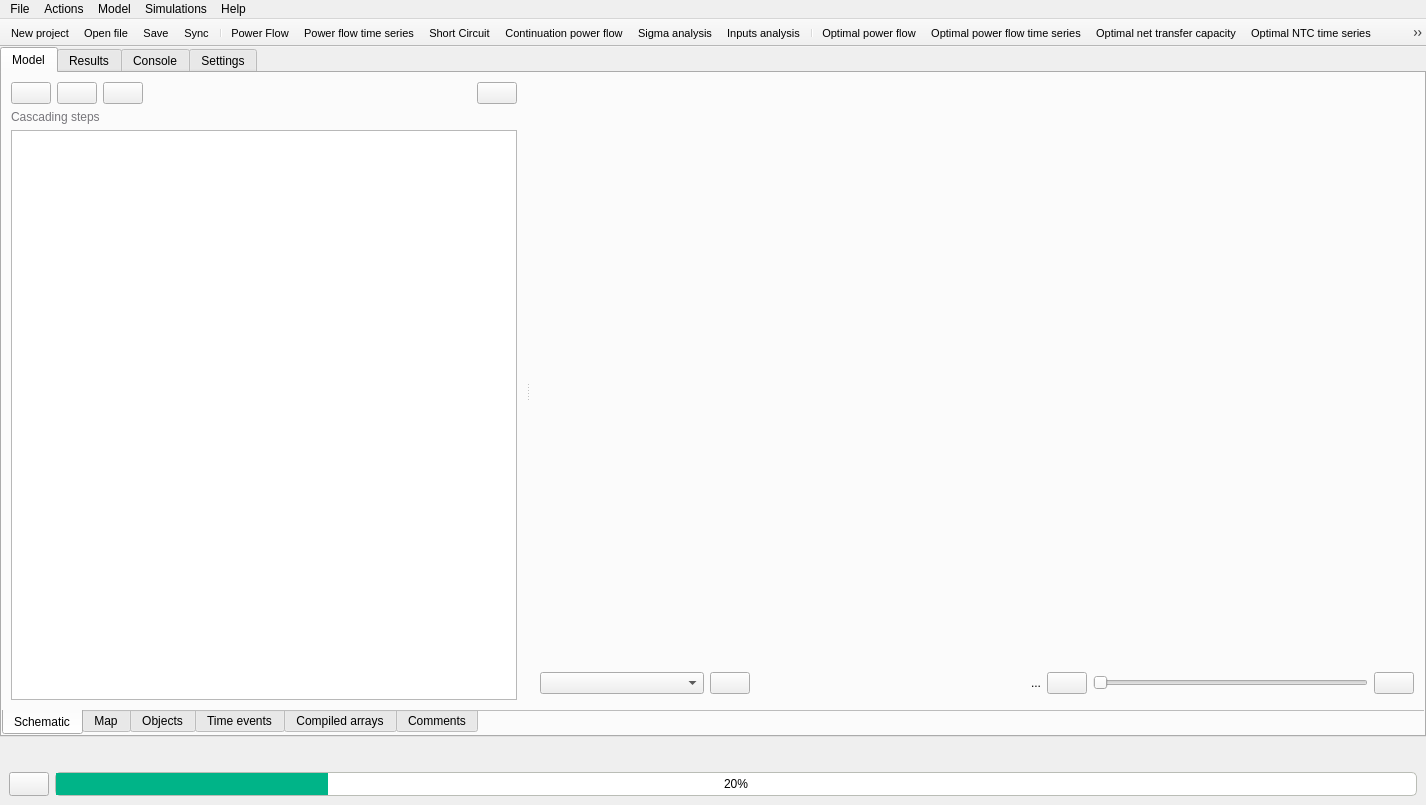
First picture: the form in src/GridCal/Gui/Main/MainWindow.ui, repository SanPen/GridCal, before the edit.
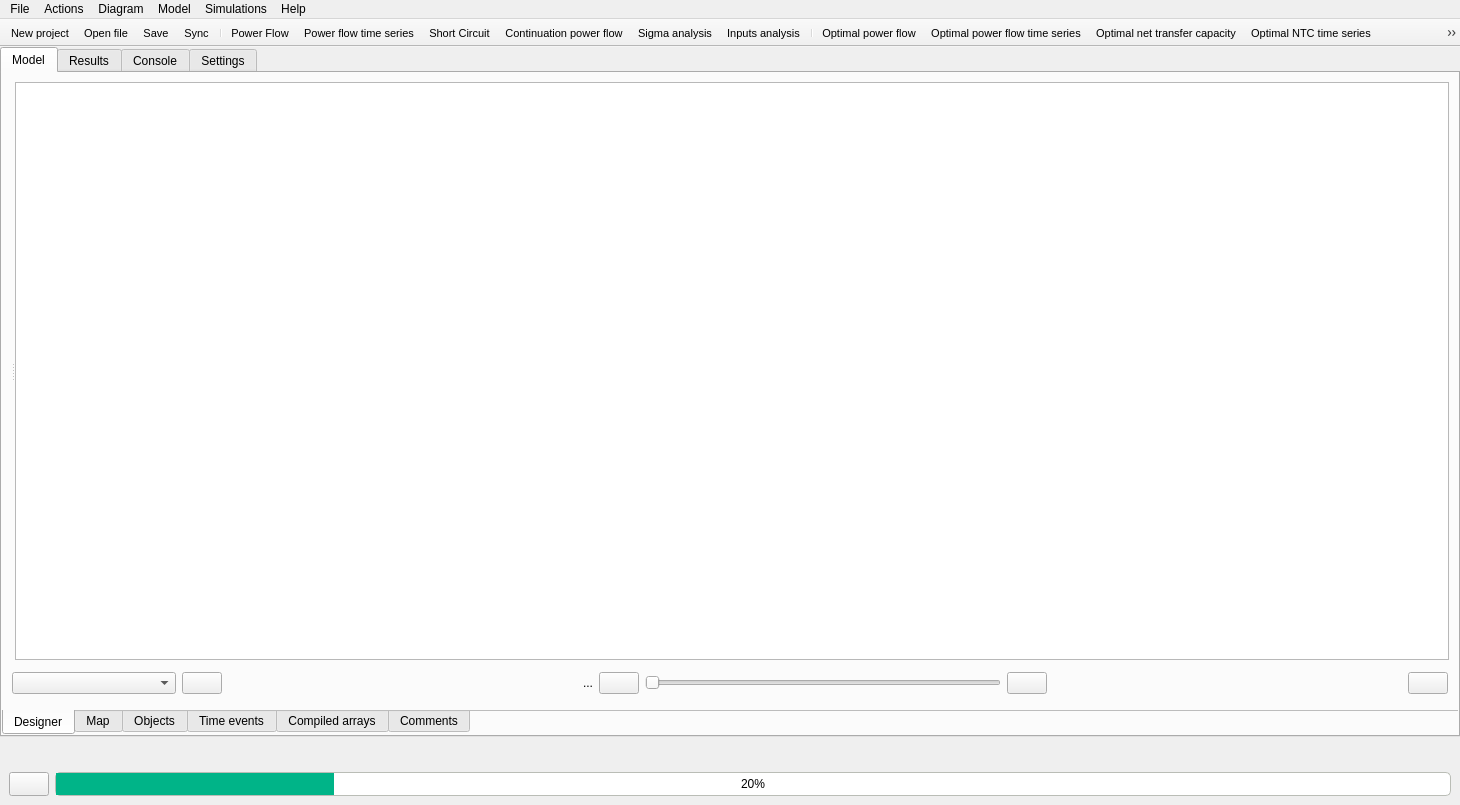
Second picture: the form after the edit. Icons and pictures are not drawn.

Commit message: Separated the cascading GUI

Patch:
```diff
--- a/src/GridCal/Gui/Main/MainWindow.ui
+++ b/src/GridCal/Gui/Main/MainWindow.ui
@@ -6,7 +6,7 @@
    <rect>
     <x>0</x>
     <y>0</y>
-    <width>1426</width>
+    <width>1460</width>
     <height>805</height>
    </rect>
   </property>
@@ -113,9 +113,9 @@
              <normaloff>:/Icons/icons/schematic.svg</normaloff>:/Icons/icons/schematic.svg</iconset>
            </attribute>
            <attribute name="title">
-            <string>Schematic</string>
+            <string>Designer</string>
            </attribute>
-           <layout class="QHBoxLayout" name="horizontalLayout_5">
+           <layout class="QVBoxLayout" name="verticalLayout_30">
             <property name="leftMargin">
              <number>0</number>
             </property>
@@ -129,202 +129,27 @@
              <number>0</number>
             </property>
             <item>
-             <widget class="QSplitter" name="cascade_grid_splitter">
-              <property name="orientation">
-               <enum>Qt::Horizontal</enum>
+             <widget class="QFrame" name="frame_6">
+              <property name="frameShape">
+               <enum>QFrame::NoFrame</enum>
               </property>
-              <widget class="QFrame" name="cascade_menu">
-               <property name="frameShape">
-                <enum>QFrame::NoFrame</enum>
-               </property>
-               <property name="frameShadow">
-                <enum>QFrame::Raised</enum>
-               </property>
-               <layout class="QVBoxLayout" name="verticalLayout_3">
-                <property name="leftMargin">
-                 <number>0</number>
-                </property>
-                <property name="topMargin">
-                 <number>0</number>
-                </property>
-                <property name="rightMargin">
-                 <number>0</number>
-                </property>
-                <property name="bottomMargin">
-                 <number>0</number>
-                </property>
-                <item>
-                 <layout class="QVBoxLayout" name="verticalLayout_2">
-                  <item>
-                   <widget class="QFrame" name="frame_10">
-                    <property name="frameShape">
-                     <enum>QFrame::NoFrame</enum>
-                    </property>
-                    <property name="frameShadow">
-                     <enum>QFrame::Raised</enum>
-                    </property>
-                    <layout class="QVBoxLayout" name="verticalLayout_5">
-                     <item>
-                      <widget class="QFrame" name="frame_11">
-                       <property name="frameShape">
-                        <enum>QFrame::NoFrame</enum>
-                       </property>
-                       <property name="frameShadow">
-                        <enum>QFrame::Raised</enum>
-                       </property>
-                       <layout class="QHBoxLayout" name="horizontalLayout_3">
-                        <property name="leftMargin">
-                         <number>0</number>
-                        </property>
-                        <property name="topMargin">
-                         <number>0</number>
-                        </property>
-                        <property name="rightMargin">
-                         <number>0</number>
-                        </property>
-                        <property name="bottomMargin">
-                         <number>0</number>
-                        </property>
-                        <item>
-                         <widget class="QPushButton" name="run_cascade_pushButton">
-                          <property name="toolTip">
-                           <string>Run complete cascading process</string>
-                          </property>
-                          <property name="text">
-                           <string/>
-                          </property>
-                          <property name="icon">
-                           <iconset resource="icons.qrc">
-                            <normaloff>:/Icons/icons/run_cascade.svg</normaloff>:/Icons/icons/run_cascade.svg</iconset>
-                          </property>
-                         </widget>
-                        </item>
-                        <item>
-                         <widget class="QPushButton" name="run_cascade_step_pushButton">
-                          <property name="toolTip">
-                           <string>Run next cascading state</string>
-                          </property>
-                          <property name="text">
-                           <string/>
-                          </property>
-                          <property name="icon">
-                           <iconset resource="icons.qrc">
-                            <normaloff>:/Icons/icons/run_cascade_step.svg</normaloff>:/Icons/icons/run_cascade_step.svg</iconset>
-                          </property>
-                         </widget>
-                        </item>
-                        <item>
-                         <widget class="QPushButton" name="copy_cascade_step_pushButton">
-                          <property name="toolTip">
-                           <string>Copy cascade state to normal grid state</string>
-                          </property>
-                          <property name="text">
-                           <string/>
-                          </property>
-                          <property name="icon">
-                           <iconset resource="icons.qrc">
-                            <normaloff>:/Icons/icons/copy.svg</normaloff>:/Icons/icons/copy.svg</iconset>
-                          </property>
-                         </widget>
-                        </item>
-                        <item>
-                         <spacer name="horizontalSpacer_2">
-                          <property name="orientation">
-                           <enum>Qt::Horizontal</enum>
-                          </property>
-                          <property name="sizeHint" stdset="0">
-                           <size>
-                            <width>40</width>
-                            <height>20</height>
-                           </size>
-                          </property>
-                         </spacer>
-                        </item>
-                        <item>
-                         <widget class="QPushButton" name="clear_cascade_pushButton">
-                          <property name="text">
-                           <string/>
-                          </property>
-                          <property name="icon">
-                           <iconset resource="icons.qrc">
-                            <normaloff>:/Icons/icons/delete.svg</normaloff>:/Icons/icons/delete.svg</iconset>
-                          </property>
-                         </widget>
-                        </item>
-                       </layout>
-                      </widget>
-                     </item>
-                     <item>
-                      <widget class="QLabel" name="label_27">
-                       <property name="palette">
-                        <palette>
-                         <active>
-                          <colorrole role="WindowText">
-                           <brush brushstyle="SolidPattern">
-                            <color alpha="255">
-                             <red>119</red>
-                             <green>118</green>
-                             <blue>123</blue>
-                            </color>
-                           </brush>
-                          </colorrole>
-                         </active>
-                         <inactive>
-                          <colorrole role="WindowText">
-                           <brush brushstyle="SolidPattern">
-                            <color alpha="255">
-                             <red>119</red>
-                             <green>118</green>
-                             <blue>123</blue>
-                            </color>
-                           </brush>
-                          </colorrole>
-                         </inactive>
-                         <disabled>
-                          <colorrole role="WindowText">
-                           <brush brushstyle="SolidPattern">
-                            <color alpha="255">
-                             <red>190</red>
-                             <green>190</green>
-                             <blue>190</blue>
-                            </color>
-                           </brush>
-                          </colorrole>
-                         </disabled>
-                        </palette>
-                       </property>
-                       <property name="text">
-                        <string>Cascading steps</string>
-                       </property>
-                      </widget>
-                     </item>
-                     <item>
-                      <widget class="QTableView" name="cascade_tableView"/>
-                     </item>
-                    </layout>
-                   </widget>
-                  </item>
-                 </layout>
-                </item>
-               </layout>
-              </widget>
-              <widget class="QFrame" name="frame_6">
-               <property name="frameShape">
-                <enum>QFrame::NoFrame</enum>
-               </property>
-               <property name="frameShadow">
-                <enum>QFrame::Raised</enum>
-               </property>
-               <layout class="QVBoxLayout" name="verticalLayout_34">
-                <item>
-                 <widget class="QFrame" name="frame_33">
+              <property name="frameShadow">
+               <enum>QFrame::Raised</enum>
+              </property>
+              <layout class="QVBoxLayout" name="verticalLayout_5">
+               <item>
+                <widget class="QSplitter" name="diagram_selection_splitter">
+                 <property name="orientation">
+                  <enum>Qt::Horizontal</enum>
+                 </property>
+                 <widget class="QFrame" name="frame_10">
                   <property name="frameShape">
                    <enum>QFrame::NoFrame</enum>
                   </property>
                   <property name="frameShadow">
                    <enum>QFrame::Raised</enum>
                   </property>
-                  <layout class="QVBoxLayout" name="verticalLayout_30">
+                  <layout class="QVBoxLayout" name="verticalLayout_3">
                    <property name="leftMargin">
                     <number>0</number>
                    </property>
@@ -342,121 +167,177 @@
                    </item>
                   </layout>
                  </widget>
-                </item>
-                <item>
-                 <widget class="QFrame" name="grid_colouring_frame">
-                  <property name="maximumSize">
-                   <size>
-                    <width>16777215</width>
-                    <height>34</height>
-                   </size>
-                  </property>
+                 <widget class="QFrame" name="diagram_selection_frame">
                   <property name="frameShape">
                    <enum>QFrame::NoFrame</enum>
                   </property>
                   <property name="frameShadow">
                    <enum>QFrame::Raised</enum>
                   </property>
-                  <layout class="QGridLayout" name="gridLayout_20">
+                  <layout class="QVBoxLayout" name="verticalLayout_2">
                    <property name="leftMargin">
-                    <number>1</number>
+                    <number>0</number>
                    </property>
                    <property name="topMargin">
-                    <number>1</number>
+                    <number>0</number>
                    </property>
                    <property name="rightMargin">
-                    <number>1</number>
+                    <number>0</number>
                    </property>
                    <property name="bottomMargin">
-                    <number>1</number>
+                    <number>0</number>
                    </property>
-                   <item row="1" column="1">
-                    <widget class="QComboBox" name="available_results_to_color_comboBox">
-                     <property name="minimumSize">
-                      <size>
-                       <width>164</width>
-                       <height>0</height>
-                      </size>
-                     </property>
+                   <item>
+                    <widget class="QListView" name="diagramsListView">
                      <property name="toolTip">
-                      <string>Available results</string>
-                     </property>
-                    </widget>
-                   </item>
-                   <item row="1" column="6">
-                    <widget class="QPushButton" name="view_previous_simulation_step_pushButton">
-                     <property name="toolTip">
-                      <string>Previous</string>
-                     </property>
-                     <property name="text">
-                      <string/>
-                     </property>
-                     <property name="icon">
-                      <iconset resource="icons.qrc">
-                       <normaloff>:/Icons/icons/prev.svg</normaloff>:/Icons/icons/prev.svg</iconset>
-                     </property>
-                    </widget>
-                   </item>
-                   <item row="1" column="4">
-                    <spacer name="horizontalSpacer_19">
-                     <property name="orientation">
-                      <enum>Qt::Horizontal</enum>
-                     </property>
-                     <property name="sizeHint" stdset="0">
-                      <size>
-                       <width>40</width>
-                       <height>20</height>
-                      </size>
-                     </property>
-                    </spacer>
-                   </item>
-                   <item row="1" column="8">
-                    <widget class="QPushButton" name="view_next_simulation_step_pushButton">
-                     <property name="toolTip">
-                      <string>Next</string>
-                     </property>
-                     <property name="text">
-                      <string/>
-                     </property>
-                     <property name="icon">
-                      <iconset resource="icons.qrc">
-                       <normaloff>:/Icons/icons/next.svg</normaloff>:/Icons/icons/next.svg</iconset>
-                     </property>
-                    </widget>
-                   </item>
-                   <item row="1" column="7">
-                    <widget class="QSlider" name="simulation_results_step_slider">
-                     <property name="orientation">
-                      <enum>Qt::Horizontal</enum>
-                     </property>
-                    </widget>
-                   </item>
-                   <item row="1" column="3">
-                    <widget class="QPushButton" name="colour_results_pushButton">
-                     <property name="toolTip">
-                      <string>Color the grid with the selected study</string>
-                     </property>
-                     <property name="text">
-                      <string/>
-                     </property>
-                     <property name="icon">
-                      <iconset resource="icons.qrc">
-                       <normaloff>:/Icons/icons/color_grid.svg</normaloff>:/Icons/icons/color_grid.svg</iconset>
-                     </property>
-                    </widget>
-                   </item>
-                   <item row="1" column="5">
-                    <widget class="QLabel" name="schematic_step_label">
-                     <property name="text">
-                      <string>...</string>
+                      <string>List of available diagrams</string>
                      </property>
                     </widget>
                    </item>
                   </layout>
                  </widget>
-                </item>
-               </layout>
-              </widget>
+                </widget>
+               </item>
+               <item>
+                <widget class="QFrame" name="grid_colouring_frame">
+                 <property name="maximumSize">
+                  <size>
+                   <width>16777215</width>
+                   <height>34</height>
+                  </size>
+                 </property>
+                 <property name="frameShape">
+                  <enum>QFrame::NoFrame</enum>
+                 </property>
+                 <property name="frameShadow">
+                  <enum>QFrame::Raised</enum>
+                 </property>
+                 <layout class="QGridLayout" name="gridLayout_20">
+                  <property name="leftMargin">
+                   <number>1</number>
+                  </property>
+                  <property name="topMargin">
+                   <number>1</number>
+                  </property>
+                  <property name="rightMargin">
+                   <number>1</number>
+                  </property>
+                  <property name="bottomMargin">
+                   <number>1</number>
+                  </property>
+                  <item row="1" column="4">
+                   <spacer name="horizontalSpacer_19">
+                    <property name="orientation">
+                     <enum>Qt::Horizontal</enum>
+                    </property>
+                    <property name="sizeHint" stdset="0">
+                     <size>
+                      <width>40</width>
+                      <height>20</height>
+                     </size>
+                    </property>
+                   </spacer>
+                  </item>
+                  <item row="1" column="1">
+                   <widget class="QComboBox" name="available_results_to_color_comboBox">
+                    <property name="minimumSize">
+                     <size>
+                      <width>164</width>
+                      <height>0</height>
+                     </size>
+                    </property>
+                    <property name="toolTip">
+                     <string>Available results</string>
+                    </property>
+                   </widget>
+                  </item>
+                  <item row="1" column="8">
+                   <widget class="QPushButton" name="view_next_simulation_step_pushButton">
+                    <property name="toolTip">
+                     <string>Next</string>
+                    </property>
+                    <property name="text">
+                     <string/>
+                    </property>
+                    <property name="icon">
+                     <iconset resource="icons.qrc">
+                      <normaloff>:/Icons/icons/next.svg</normaloff>:/Icons/icons/next.svg</iconset>
+                    </property>
+                   </widget>
+                  </item>
+                  <item row="1" column="7">
+                   <widget class="QSlider" name="simulation_results_step_slider">
+                    <property name="orientation">
+                     <enum>Qt::Horizontal</enum>
+                    </property>
+                   </widget>
+                  </item>
+                  <item row="1" column="3">
+                   <widget class="QPushButton" name="colour_results_pushButton">
+                    <property name="toolTip">
+                     <string>Color the grid with the selected study</string>
+                    </property>
+                    <property name="text">
+                     <string/>
+                    </property>
+                    <property name="icon">
+                     <iconset resource="icons.qrc">
+                      <normaloff>:/Icons/icons/color_grid.svg</normaloff>:/Icons/icons/color_grid.svg</iconset>
+                    </property>
+                   </widget>
+                  </item>
+                  <item row="1" column="5">
+                   <widget class="QLabel" name="schematic_step_label">
+                    <property name="text">
+                     <string>...</string>
+                    </property>
+                   </widget>
+                  </item>
+                  <item row="1" column="9">
+                   <spacer name="horizontalSpacer_2">
+                    <property name="orientation">
+                     <enum>Qt::Horizontal</enum>
+                    </property>
+                    <property name="sizeHint" stdset="0">
+                     <size>
+                      <width>40</width>
+                      <height>20</height>
+                     </size>
+                    </property>
+                   </spacer>
+                  </item>
+                  <item row="1" column="6">
+                   <widget class="QPushButton" name="view_previous_simulation_step_pushButton">
+                    <property name="toolTip">
+                     <string>Previous</string>
+                    </property>
+                    <property name="text">
+                     <string/>
+                    </property>
+                    <property name="icon">
+                     <iconset resource="icons.qrc">
+                      <normaloff>:/Icons/icons/prev.svg</normaloff>:/Icons/icons/prev.svg</iconset>
+                    </property>
+                   </widget>
+                  </item>
+                  <item row="1" column="10">
+                   <widget class="QPushButton" name="remove_diagram_button">
+                    <property name="toolTip">
+                     <string>Remove diagram</string>
+                    </property>
+                    <property name="text">
+                     <string/>
+                    </property>
+                    <property name="icon">
+                     <iconset resource="icons.qrc">
+                      <normaloff>:/Icons/icons/minus.svg</normaloff>:/Icons/icons/minus.svg</iconset>
+                    </property>
+                   </widget>
+                  </item>
+                 </layout>
+                </widget>
+               </item>
+              </layout>
              </widget>
             </item>
            </layout>
@@ -8465,7 +8346,7 @@
     <rect>
      <x>0</x>
      <y>0</y>
-     <width>1426</width>
+     <width>1460</width>
      <height>22</height>
     </rect>
    </property>
@@ -8577,9 +8458,43 @@
     <addaction name="actionLaunch_data_analysis_tool"/>
     <addaction name="separator"/>
     <addaction name="actionDelete_inconsistencies"/>
+    <addaction name="separator"/>
+    <addaction name="actionLaunch_data_analysis_tool"/>
+    <addaction name="separator"/>
+    <addaction name="actionInitialize_contingencies"/>
+    <addaction name="actionAdd_selected_to_contingency"/>
+    <addaction name="actionAdd_selected_as_new_investment"/>
+   </widget>
+   <widget class="QMenu" name="menuDiagrams">
+    <property name="title">
+     <string>Diagram</string>
+    </property>
+    <widget class="QMenu" name="menuSelect_buses_by">
+     <property name="title">
+      <string>Select buses by</string>
+     </property>
+     <property name="icon">
+      <iconset resource="icons.qrc">
+       <normaloff>:/Icons/icons/schematic.svg</normaloff>:/Icons/icons/schematic.svg</iconset>
+     </property>
+     <addaction name="actionSetSelectedBusCountry"/>
+     <addaction name="actionSetSelectedBusArea"/>
+     <addaction name="actionSetSelectedBusZone"/>
+    </widget>
+    <addaction name="actionAdd_general_bus_branch_diagram"/>
+    <addaction name="actionAdd_area_bus_branch_diagram"/>
+    <addaction name="actionAdd_zone_bus_branch_diagram"/>
+    <addaction name="actionAdd_bus_vecinity_diagram"/>
+    <addaction name="separator"/>
+    <addaction name="actionAdd_map"/>
+    <addaction name="separator"/>
+    <addaction name="actionAdd_substation_diagram"/>
+    <addaction name="separator"/>
+    <addaction name="menuSelect_buses_by"/>
    </widget>
    <addaction name="menuProject"/>
    <addaction name="menuActions"/>
+   <addaction name="menuDiagrams"/>
    <addaction name="menuModel"/>
    <addaction name="menuSimulations"/>
    <addaction name="menuAbout"/>
```
Left out of the diff: 83 changed lines with no effect on the pictures. The commit also changes 13 other files.
